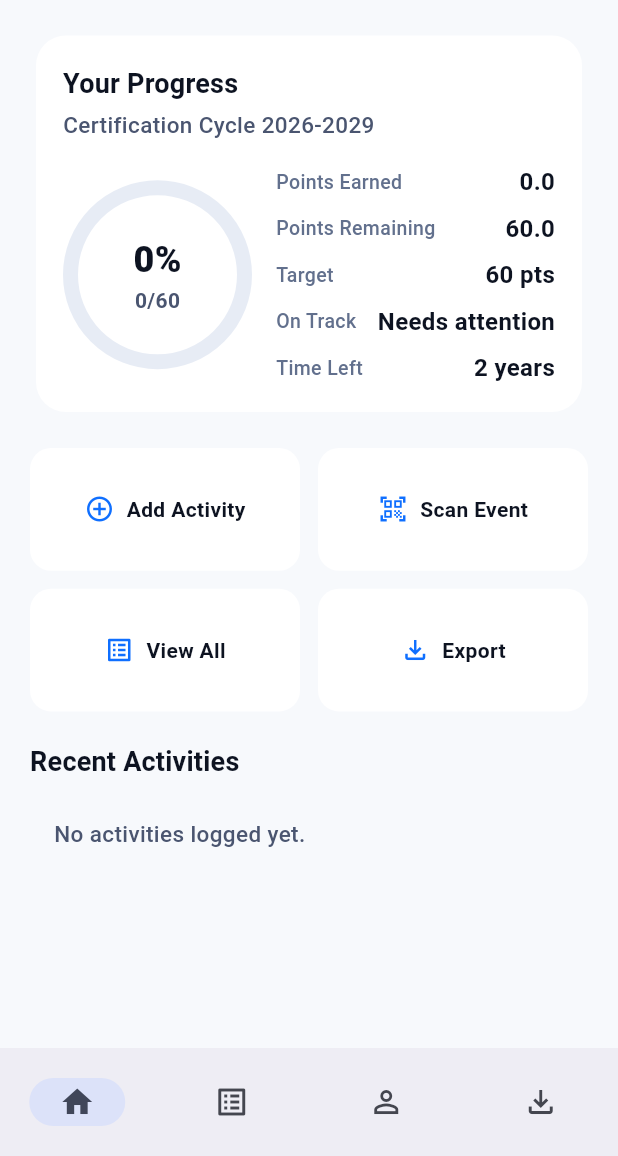
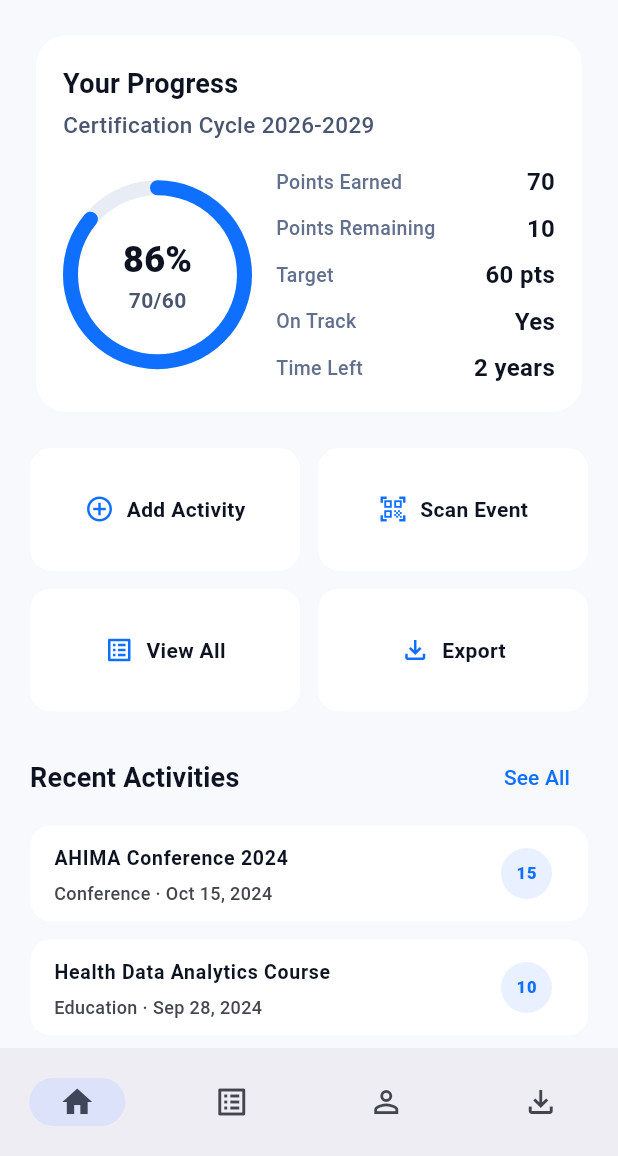
Before and after one commit to Ratib153/AIDH-CHIA-CPD-App, a Flutter app: the screen it shows after launch, on a phone screen of 412 x 824 dp, the part 80-1236 px from its top. Run offline on Flutter 3.47's test engine with Material 3 defaults, Android fonts, the phone set to English and light mode, and no system bars.

Commit message:
Revert "feat: integrate Provider for reactive state management and update dashboard with dynamic activity tracking."

```diff
--- a/lib/features/activities/data/activity_repository.dart
+++ /dev/null
@@ -1,87 +0,0 @@
-import 'dart:convert';
-import 'package:flutter/foundation.dart';
-import 'package:shared_preferences/shared_preferences.dart';
-import '../models/activity.dart';
-
-const List<String> kActivityCategories = [
-  'Educational Events',
-  'Structured Education',
-  'Mentoring',
-  'Publication',
-  'Other',
-];
-
-class ActivityRepository extends ChangeNotifier {
-  static const String _prefsKey = 'activities_data';
-  List<Activity> _items = [];
-  bool _isLoaded = false;
-
-  bool get isLoaded => _isLoaded;
-
-  Future<void> load() async {
-    if (_isLoaded) return;
-    final prefs = await SharedPreferences.getInstance();
-    final jsonString = prefs.getString(_prefsKey);
-    if (jsonString != null) {
-      final List<dynamic> decoded = jsonDecode(jsonString);
-      _items = decoded.map((e) => Activity.fromJson(e)).toList();
-    }
-    _isLoaded = true;
-    notifyListeners();
-  }
-
-  Future<void> _save() async {
-    final prefs = await SharedPreferences.getInstance();
-    final jsonString = jsonEncode(_items.map((e) => e.toJson()).toList());
-    await prefs.setString(_prefsKey, jsonString);
-    notifyListeners();
-  }
-
-  List<Activity> getAll() {
-    return _items.where((a) => a.deletedAt == null).toList();
-  }
-
-  double get totalPoints {
-    return getAll().fold(0.0, (sum, item) => sum + item.points);
-  }
-
-  String _newId() {
-    return '${DateTime.now().microsecondsSinceEpoch}';
-  }
-
-  Activity add({
-    required String title,
-    required String category,
-    required DateTime date,
-    required double points,
-    String? notes,
-  }) {
-    final activity = Activity(
-      id: _newId(),
-      title: title,
-      category: category,
-      date: date,
-      points: points,
-      notes: notes,
-      updatedAt: DateTime.now(),
-    );
-    _items.add(activity);
-    _save();
-    return activity;
-  }
-
-  void update(Activity updated) {
-    final index = _items.indexWhere((a) => a.id == updated.id);
-    if (index == -1) return;
-    _items[index] = updated.copyWith(updatedAt: DateTime.now());
-    _save();
-  }
-
-  void softDelete(String id) {
-    final index = _items.indexWhere((a) => a.id == id);
-    if (index == -1) return;
-    final now = DateTime.now();
-    _items[index] = _items[index].copyWith(deletedAt: now, updatedAt: now);
-    _save();
-  }
-}
--- a/lib/features/activities/models/activity.dart
+++ /dev/null
@@ -1,70 +0,0 @@
-class Activity {
-  Activity({
-    required this.id,
-    required this.title,
-    required this.category,
-    required this.date,
-    required this.points,
-    this.notes,
-    required this.updatedAt,
-    this.deletedAt,
-  });
-
-  final String id;
-  final String title;
-  final String category;
-  final DateTime date;
-  final double points;
-  final String? notes;
-  final DateTime updatedAt;
-  final DateTime? deletedAt;
-
-  Activity copyWith({
-    String? id,
-    String? title,
-    String? category,
-    DateTime? date,
-    double? points,
-    String? notes,
-    DateTime? updatedAt,
-    DateTime? deletedAt,
-    bool clearDeletedAt = false,
-  }) {
-    return Activity(
-      id: id ?? this.id,
-      title: title ?? this.title,
-      category: category ?? this.category,
-      date: date ?? this.date,
-      points: points ?? this.points,
-      notes: notes ?? this.notes,
-      updatedAt: updatedAt ?? this.updatedAt,
-      deletedAt: clearDeletedAt ? null : (deletedAt ?? this.deletedAt),
-    );
-  }
-
-  Map<String, dynamic> toJson() {
-    return {
-      'id': id,
-      'title': title,
-      'category': category,
-      'date': date.toIso8601String(),
-      'points': points,
-      'notes': notes,
-      'updatedAt': updatedAt.toIso8601String(),
-      'deletedAt': deletedAt?.toIso8601String(),
-    };
-  }
-
-  factory Activity.fromJson(Map<String, dynamic> json) {
-    return Activity(
-      id: json['id'] as String,
-      title: json['title'] as String,
-      category: json['category'] as String,
-      date: DateTime.parse(json['date'] as String),
-      points: (json['points'] as num).toDouble(),
-      notes: json['notes'] as String?,
-      updatedAt: DateTime.parse(json['updatedAt'] as String),
-      deletedAt: json['deletedAt'] != null ? DateTime.parse(json['deletedAt'] as String) : null,
-    );
-  }
-}
--- a/lib/features/dashboard/dashboard_screen.dart
+++ b/lib/features/dashboard/dashboard_screen.dart
@@ -1,9 +1,6 @@
 import 'dart:math' as math;
 
 import 'package:flutter/material.dart';
-import 'package:provider/provider.dart';
-
-import '../activities/data/activity_repository.dart';
 
 class DashboardScreen extends StatelessWidget {
   const DashboardScreen({super.key});
@@ -11,20 +8,6 @@ class DashboardScreen extends StatelessWidget {
   @override
   Widget build(BuildContext context) {
     final textTheme = Theme.of(context).textTheme;
-    final repo = context.watch<ActivityRepository>();
-
-    if (!repo.isLoaded) {
-      return const Center(child: CircularProgressIndicator());
-    }
-
-    final totalPoints = repo.totalPoints;
-    final percentage = (totalPoints / 60.0).clamp(0.0, 1.0);
-    final pointsRemaining = math.max(0.0, 60.0 - totalPoints);
-    final onTrack = totalPoints >= 20.0 ? 'Yes' : 'Needs attention';
-
-    final recentActivities = repo.getAll();
-    recentActivities.sort((a, b) => b.date.compareTo(a.date));
-    final displayActivities = recentActivities.take(3).toList();
 
     return SafeArea(
       child: SingleChildScrollView(
@@ -48,20 +31,10 @@ class DashboardScreen extends StatelessWidget {
                     ),
                     const SizedBox(height: 16),
                     Row(
-                      children: [
-                        _ProgressRing(
-                          percentage: percentage,
-                          centerTop: '${(percentage * 100).toInt()}%',
-                          centerBottom: '${totalPoints.toInt()}/60'
-                        ),
-                        const SizedBox(width: 16),
-                        Expanded(
-                          child: _ProgressStats(
-                            earned: totalPoints.toStringAsFixed(1),
-                            remaining: pointsRemaining.toStringAsFixed(1),
-                            onTrack: onTrack,
-                          ),
-                        ),
+                      children: const [
+                        _ProgressRing(percentage: 0.86, centerTop: '86%', centerBottom: '70/60'),
+                        SizedBox(width: 16),
+                        Expanded(child: _ProgressStats()),
                       ],
                     ),
                   ],
@@ -75,22 +48,25 @@ class DashboardScreen extends StatelessWidget {
               mainAxisAlignment: MainAxisAlignment.spaceBetween,
               children: [
                 Text('Recent Activities', style: textTheme.titleMedium),
-                if (recentActivities.isNotEmpty)
-                  TextButton(onPressed: () {}, child: const Text('See All')),
+                TextButton(onPressed: () {}, child: const Text('See All')),
               ],
             ),
             const SizedBox(height: 8),
-            if (displayActivities.isEmpty)
-              const Padding(
-                padding: EdgeInsets.all(16.0),
-                child: Text('No activities logged yet.'),
-              )
-            else
-              ...displayActivities.map((a) => _ActivityTile(
-                    title: a.title,
-                    subtitle: '${a.category} · ${a.date.year}-${a.date.month.toString().padLeft(2, '0')}-${a.date.day.toString().padLeft(2, '0')}',
-                    points: a.points.toStringAsFixed(1),
-                  )),
+            const _ActivityTile(
+              title: 'AHIMA Conference 2024',
+              subtitle: 'Conference · Oct 15, 2024',
+              points: '15',
+            ),
+            const _ActivityTile(
+              title: 'Health Data Analytics Course',
+              subtitle: 'Education · Sep 28, 2024',
+              points: '10',
+            ),
+            const _ActivityTile(
+              title: 'Clinical Documentation Review',
+              subtitle: 'Research · Sep 10, 2024',
+              points: '5',
+            ),
           ],
         ),
       ),
@@ -185,15 +161,7 @@ class _ProgressPainter extends CustomPainter {
 }
 
 class _ProgressStats extends StatelessWidget {
-  const _ProgressStats({
-    required this.earned,
-    required this.remaining,
-    required this.onTrack,
-  });
-
-  final String earned;
-  final String remaining;
-  final String onTrack;
+  const _ProgressStats();
 
   @override
   Widget build(BuildContext context) {
@@ -208,18 +176,18 @@ class _ProgressStats extends StatelessWidget {
       color: Color(0xFF62708D),
     );
 
-    return Column(
+    return const Column(
       crossAxisAlignment: CrossAxisAlignment.start,
       children: [
-        _StatRow(label: 'Points Earned', value: earned, valueStyle: valueStyle, labelStyle: labelStyle),
-        const SizedBox(height: 8),
-        _StatRow(label: 'Points Remaining', value: remaining, valueStyle: valueStyle, labelStyle: labelStyle),
-        const SizedBox(height: 8),
-        const _StatRow(label: 'Target', value: '60 pts', valueStyle: valueStyle, labelStyle: labelStyle),
-        const SizedBox(height: 8),
-        _StatRow(label: 'On Track', value: onTrack, valueStyle: valueStyle, labelStyle: labelStyle),
-        const SizedBox(height: 8),
-        const _StatRow(label: 'Time Left', value: '2 years', valueStyle: valueStyle, labelStyle: labelStyle),
+        _StatRow(label: 'Points Earned', value: '70', valueStyle: valueStyle, labelStyle: labelStyle),
+        SizedBox(height: 8),
+        _StatRow(label: 'Points Remaining', value: '10', valueStyle: valueStyle, labelStyle: labelStyle),
+        SizedBox(height: 8),
+        _StatRow(label: 'Target', value: '60 pts', valueStyle: valueStyle, labelStyle: labelStyle),
+        SizedBox(height: 8),
+        _StatRow(label: 'On Track', value: 'Yes', valueStyle: valueStyle, labelStyle: labelStyle),
+        SizedBox(height: 8),
+        _StatRow(label: 'Time Left', value: '2 years', valueStyle: valueStyle, labelStyle: labelStyle),
       ],
     );
   }
@@ -343,13 +311,12 @@ class _ActivityTile extends StatelessWidget {
             child: Text(subtitle),
           ),
           trailing: Container(
-            width: 40,
+            width: 34,
             height: 34,
             alignment: Alignment.center,
             decoration: const BoxDecoration(
               color: Color(0xFFE9F0FF),
-              shape: BoxShape.rectangle,
-              borderRadius: BorderRadius.all(Radius.circular(8)),
+              shape: BoxShape.circle,
             ),
             child: Text(
               points,
--- a/pubspec.yaml
+++ b/pubspec.yaml
@@ -11,8 +11,6 @@ dependencies:
   flutter:
     sdk: flutter
   cupertino_icons: ^1.0.8
-  shared_preferences: ^2.5.5
-  provider: ^6.1.5+1
 
 dev_dependencies:
   flutter_test:
```
Also changed, not shown: lib/features/activities/activities_screen.dart (+26 -132 lines), lib/features/activities/widgets/activity_form.dart (deleted, +0 -172 lines), lib/main.dart (+1 -8 lines), pubspec.lock, 4 other files.
